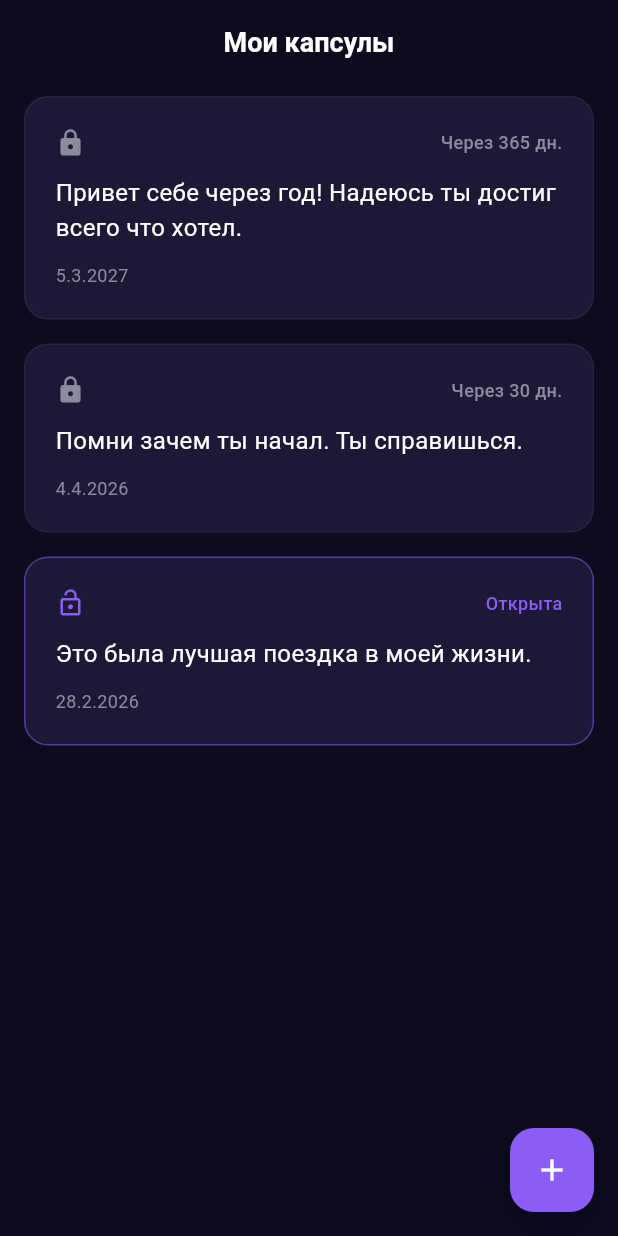
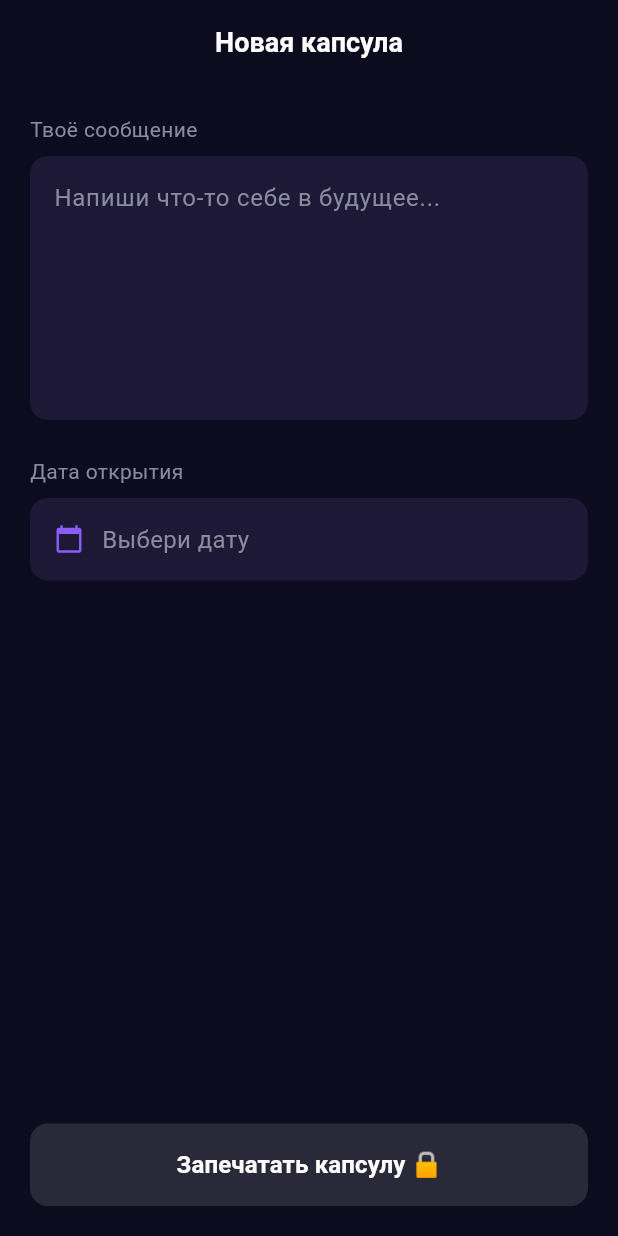
Before and after one commit to gachkovsky/capsule, a Flutter app: the screen it shows after launch, after a tap on the "add" icon, on a phone screen of 412 x 824 dp. Run offline on Flutter 3.47's test engine with Material 3 defaults, Android fonts, the phone set to English and light mode, and no system bars; our stand-ins replace flutter_riverpod, go_router.

Commit message:
feat: add create capsule screen with date picker

```diff
--- a/lib/core/router/app_router.dart
+++ b/lib/core/router/app_router.dart
@@ -1,5 +1,6 @@
 import 'package:go_router/go_router.dart';
 import '../../features/capsules/presentation/capsules_screen.dart';
+import '../../features/capsules/presentation/create_capsule_screen.dart';
 
 class AppRouter {
   static final router = GoRouter(
@@ -9,6 +10,10 @@ class AppRouter {
         path: '/',
         builder: (context, state) => const CapsulesScreen(),
       ),
+      GoRoute(
+        path: '/create',
+        builder: (context, state) => const CreateCapsuleScreen(),
+      ),
     ],
   );
 }
--- a/lib/features/capsules/presentation/capsules_screen.dart
+++ b/lib/features/capsules/presentation/capsules_screen.dart
@@ -1,3 +1,4 @@
+import 'package:go_router/go_router.dart';
 import 'package:flutter/material.dart';
 import 'package:flutter_riverpod/flutter_riverpod.dart';
 import 'widgets/capsule_card.dart';
@@ -42,7 +43,7 @@ class CapsulesScreen extends ConsumerWidget {
         },
       ),
       floatingActionButton: FloatingActionButton(
-        onPressed: () {},
+  onPressed: () => context.go('/create'),
         backgroundColor: const Color(0xFF8B5CF6),
         child: const Icon(Icons.add, color: Colors.white),
       ),
--- /dev/null
+++ b/lib/features/capsules/presentation/create_capsule_screen.dart
@@ -0,0 +1,144 @@
+import 'package:flutter/material.dart';
+import 'package:flutter_riverpod/flutter_riverpod.dart';
+import '../../../core/theme/app_theme.dart';
+
+class CreateCapsuleScreen extends ConsumerStatefulWidget {
+  const CreateCapsuleScreen({super.key});
+
+  @override
+  ConsumerState<CreateCapsuleScreen> createState() =>
+      _CreateCapsuleScreenState();
+}
+
+class _CreateCapsuleScreenState extends ConsumerState<CreateCapsuleScreen> {
+  final _messageController = TextEditingController();
+  DateTime? _selectedDate;
+
+  @override
+  void dispose() {
+    _messageController.dispose();
+    super.dispose();
+  }
+
+  Future<void> _pickDate() async {
+    final date = await showDatePicker(
+      context: context,
+      initialDate: DateTime.now().add(const Duration(days: 30)),
+      firstDate: DateTime.now().add(const Duration(days: 1)),
+      lastDate: DateTime.now().add(const Duration(days: 365 * 10)),
+    );
+    if (date != null) {
+      setState(() => _selectedDate = date);
+    }
+  }
+
+  @override
+  Widget build(BuildContext context) {
+    return Scaffold(
+      appBar: AppBar(
+        title: const Text('Новая капсула'),
+      ),
+      body: Padding(
+        padding: const EdgeInsets.all(20),
+        child: Column(
+          crossAxisAlignment: CrossAxisAlignment.start,
+          children: [
+            const Text(
+              'Твоё сообщение',
+              style: TextStyle(
+                color: AppTheme.textSecondary,
+                fontSize: 14,
+              ),
+            ),
+            const SizedBox(height: 8),
+            TextField(
+              controller: _messageController,
+              maxLines: 6,
+              style: const TextStyle(color: AppTheme.textPrimary),
+              decoration: InputDecoration(
+                hintText: 'Напиши что-то себе в будущее...',
+                hintStyle:
+                    const TextStyle(color: AppTheme.textSecondary),
+                filled: true,
+                fillColor: AppTheme.card,
+                border: OutlineInputBorder(
+                  borderRadius: BorderRadius.circular(12),
+                  borderSide: BorderSide.none,
+                ),
+              ),
+            ),
+            const SizedBox(height: 24),
+            const Text(
+              'Дата открытия',
+              style: TextStyle(
+                color: AppTheme.textSecondary,
+                fontSize: 14,
+              ),
+            ),
+            const SizedBox(height: 8),
+            GestureDetector(
+              onTap: _pickDate,
+              child: Container(
+                width: double.infinity,
+                padding: const EdgeInsets.all(16),
+                decoration: BoxDecoration(
+                  color: AppTheme.card,
+                  borderRadius: BorderRadius.circular(12),
+                ),
+                child: Row(
+                  children: [
+                    const Icon(
+                      Icons.calendar_today,
+                      color: AppTheme.primary,
+                      size: 20,
+                    ),
+                    const SizedBox(width: 12),
+                    Text(
+                      _selectedDate == null
+                          ? 'Выбери дату'
+                          : '${_selectedDate!.day}.${_selectedDate!.month}.${_selectedDate!.year}',
+                      style: TextStyle(
+                        color: _selectedDate == null
+                            ? AppTheme.textSecondary
+                            : AppTheme.textPrimary,
+                        fontSize: 16,
+                      ),
+                    ),
+                  ],
+                ),
+              ),
+            ),
+            const Spacer(),
+            SizedBox(
+              width: double.infinity,
+              child: ElevatedButton(
+                onPressed: _selectedDate == null ||
+                        _messageController.text.isEmpty
+                    ? null
+                    : () {
+                        // TODO: сохранить в Supabase
+                        Navigator.pop(context);
+                      },
+                style: ElevatedButton.styleFrom(
+                  backgroundColor: AppTheme.primary,
+                  padding: const EdgeInsets.symmetric(vertical: 16),
+                  shape: RoundedRectangleBorder(
+                    borderRadius: BorderRadius.circular(12),
+                  ),
+                ),
+                child: const Text(
+                  'Запечатать капсулу 🔒',
+                  style: TextStyle(
+                    color: Colors.white,
+                    fontSize: 16,
+                    fontWeight: FontWeight.w600,
+                  ),
+                ),
+              ),
+            ),
+          ],
+        ),
+      ),
+    );
+  }
+}
```
